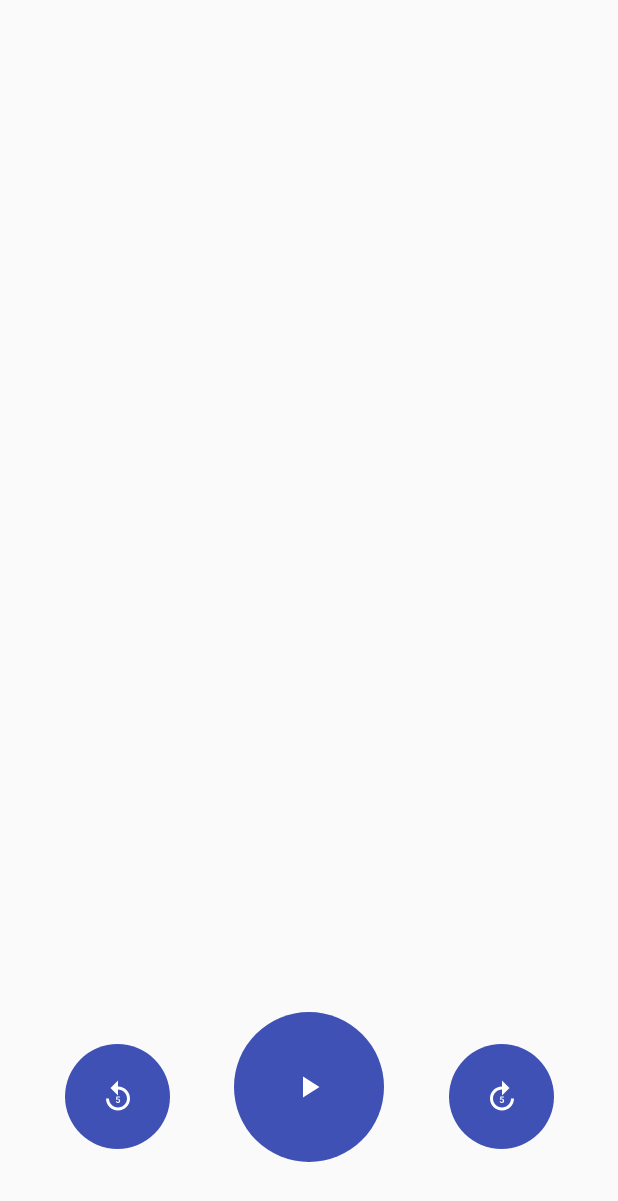
After one commit to Team-RHR/soundscape, an Android app: the layout activity_play.xml on its own in the app's theme, with its tools: preview values and no code run, on a phone screen of 412 x 824 dp. The commit adds this screen. Shown: the top 1201 px of the screen. Run offline under Robolectric (Android 15) with nearby library versions, the phone set to English and light mode, and no system bars.

Commit message:
play_activity for the prototype

```diff
--- a/app/build.gradle
+++ b/app/build.gradle
@@ -24,7 +24,7 @@ android {
 
 dependencies {
     implementation fileTree(dir: 'libs', include: ['*.jar'])
-    implementation"org.jetbrains.kotlin:kotlin-stdlib-jdk7:$kotlin_version"
+    implementation "org.jetbrains.kotlin:kotlin-stdlib-jdk7:$kotlin_version"
     implementation 'com.android.support:appcompat-v7:28.0.0'
     implementation 'com.android.support.constraint:constraint-layout:1.1.3'
     testImplementation 'junit:junit:4.12'
--- a/app/src/main/AndroidManifest.xml
+++ b/app/src/main/AndroidManifest.xml
@@ -16,6 +16,7 @@
                 <category android:name="android.intent.category.LAUNCHER" />
             </intent-filter>
         </activity>
+        <activity android:name=".PlayActivity" />
     </application>
 
 </manifest>
--- /dev/null
+++ b/app/src/main/res/drawable/ic_backward_5.xml
@@ -0,0 +1,5 @@
+<vector android:height="24dp" android:tint="#FFFFFF"
+    android:viewportHeight="24.0" android:viewportWidth="24.0"
+    android:width="24dp" xmlns:android="http://schemas.android.com/apk/res/android">
+    <path android:fillColor="@color/white" android:pathData="M12,5L12,1L7,6l5,5L12,7c3.3,0 6,2.7 6,6s-2.7,6 -6,6 -6,-2.7 -6,-6L4,13c0,4.4 3.6,8 8,8s8,-3.6 8,-8 -3.6,-8 -8,-8zM10.7,13.9l0.2,-2.2h2.4v0.7h-1.7l-0.1,0.9s0.1,0 0.1,-0.1 0.1,0 0.1,-0.1 0.1,0 0.2,0h0.2c0.2,0 0.4,0 0.5,0.1s0.3,0.2 0.4,0.3 0.2,0.3 0.3,0.5 0.1,0.4 0.1,0.6c0,0.2 0,0.4 -0.1,0.5s-0.1,0.3 -0.3,0.5 -0.3,0.2 -0.4,0.3 -0.4,0.1 -0.6,0.1c-0.2,0 -0.4,0 -0.5,-0.1s-0.3,-0.1 -0.5,-0.2 -0.2,-0.2 -0.3,-0.4 -0.1,-0.3 -0.1,-0.5h0.8c0,0.2 0.1,0.3 0.2,0.4s0.2,0.1 0.4,0.1c0.1,0 0.2,0 0.3,-0.1l0.2,-0.2s0.1,-0.2 0.1,-0.3v-0.6l-0.1,-0.2 -0.2,-0.2s-0.2,-0.1 -0.3,-0.1h-0.2s-0.1,0 -0.2,0.1 -0.1,0 -0.1,0.1 -0.1,0.1 -0.1,0.1h-0.7z"/>
+</vector>
--- /dev/null
+++ b/app/src/main/res/drawable/ic_forward_5.xml
@@ -0,0 +1,9 @@
+<vector xmlns:android="http://schemas.android.com/apk/res/android"
+        android:width="24dp"
+        android:height="24dp"
+        android:viewportWidth="24.0"
+        android:viewportHeight="24.0">
+    <path
+        android:fillColor="@color/white"
+        android:pathData="M4,13c0,4.4 3.6,8 8,8s8,-3.6 8,-8h-2c0,3.3 -2.7,6 -6,6s-6,-2.7 -6,-6 2.7,-6 6,-6v4l5,-5 -5,-5v4c-4.4,0 -8,3.6 -8,8zM10.7,13.9l0.2,-2.2h2.4v0.7h-1.7l-0.1,0.9s0.1,0 0.1,-0.1 0.1,0 0.1,-0.1 0.1,0 0.2,0h0.2c0.2,0 0.4,0 0.5,0.1s0.3,0.2 0.4,0.3 0.2,0.3 0.3,0.5 0.1,0.4 0.1,0.6c0,0.2 0,0.4 -0.1,0.5s-0.1,0.3 -0.3,0.5 -0.3,0.2 -0.5,0.3 -0.4,0.1 -0.6,0.1c-0.2,0 -0.4,0 -0.5,-0.1s-0.3,-0.1 -0.5,-0.2 -0.2,-0.2 -0.3,-0.4 -0.1,-0.3 -0.1,-0.5h0.8c0,0.2 0.1,0.3 0.2,0.4s0.2,0.1 0.4,0.1c0.1,0 0.2,0 0.3,-0.1l0.2,-0.2s0.1,-0.2 0.1,-0.3v-0.6l-0.1,-0.2 -0.2,-0.2s-0.2,-0.1 -0.3,-0.1h-0.2s-0.1,0 -0.2,0.1 -0.1,0 -0.1,0.1 -0.1,0.1 -0.1,0.1h-0.6z"/>
+</vector>
--- /dev/null
+++ b/app/src/main/res/drawable/ic_play_arrow.xml
@@ -0,0 +1,9 @@
+<vector xmlns:android="http://schemas.android.com/apk/res/android"
+        android:width="24dp"
+        android:height="24dp"
+        android:viewportWidth="24.0"
+        android:viewportHeight="24.0">
+    <path
+        android:fillColor="@color/white"
+        android:pathData="M8,5v14l11,-7z"/>
+</vector>
--- /dev/null
+++ b/app/src/main/res/drawable/round_button.xml
@@ -0,0 +1,8 @@
+<?xml version="1.0" encoding="utf-8"?>
+<selector xmlns:android="http://schemas.android.com/apk/res/android">
+    <item >
+        <shape android:shape="oval">
+            <size android:width="100dp" android:height="100dp"/>
+        </shape>
+    </item>
+</selector>
--- /dev/null
+++ b/app/src/main/res/drawable/round_button_small.xml
@@ -0,0 +1,8 @@
+<?xml version="1.0" encoding="utf-8"?>
+<selector xmlns:android="http://schemas.android.com/apk/res/android">
+    <item >
+        <shape android:shape="oval">
+            <size android:width="70dp" android:height="70dp"/>
+        </shape>
+    </item>
+</selector>
--- /dev/null
+++ b/app/src/main/res/layout/activity_play.xml
@@ -0,0 +1,61 @@
+<?xml version="1.0" encoding="utf-8"?>
+<android.support.constraint.ConstraintLayout xmlns:android="http://schemas.android.com/apk/res/android"
+    xmlns:app="http://schemas.android.com/apk/res-auto"
+    xmlns:tools="http://schemas.android.com/tools"
+    android:layout_width="match_parent"
+    android:layout_height="match_parent"
+    tools:context=".PlayActivity">
+
+    <ImageButton
+        android:id="@+id/mainButton"
+        android:layout_width="wrap_content"
+        android:layout_height="wrap_content"
+        android:layout_marginBottom="49dp"
+        android:layout_marginEnd="147dp"
+        android:layout_marginStart="147dp"
+        android:backgroundTint="@color/colorPrimary"
+        android:background="@drawable/round_button"
+        android:src="@drawable/ic_play_arrow"
+        app:layout_constraintBottom_toBottomOf="parent"
+        app:layout_constraintEnd_toEndOf="parent"
+        app:layout_constraintStart_toStartOf="parent" />
+
+    <TextView
+        android:id="@+id/audioDurationText"
+        android:layout_width="wrap_content"
+        android:layout_height="wrap_content"
+        android:layout_marginEnd="164dp"
+        android:layout_marginStart="164dp"
+        android:layout_marginTop="104dp"
+        app:layout_constraintEnd_toEndOf="parent"
+        app:layout_constraintStart_toStartOf="parent"
+        app:layout_constraintTop_toTopOf="parent" />
+
+    <ImageButton
+        android:id="@+id/backwardBtn"
+        android:layout_width="wrap_content"
+        android:layout_height="wrap_content"
+        android:layout_marginBottom="58dp"
+        android:layout_marginEnd="32dp"
+        android:layout_marginStart="32dp"
+        android:background="@drawable/round_button_small"
+        android:backgroundTint="@color/colorPrimary"
+        app:layout_constraintBottom_toBottomOf="parent"
+        app:layout_constraintEnd_toStartOf="@+id/mainButton"
+        app:layout_constraintStart_toStartOf="parent"
+        app:srcCompat="@drawable/ic_backward_5" />
+
+    <ImageButton
+        android:id="@+id/forwardBtn"
+        android:layout_width="wrap_content"
+        android:layout_height="wrap_content"
+        android:layout_marginBottom="58dp"
+        android:layout_marginEnd="32dp"
+        android:layout_marginStart="32dp"
+        android:background="@drawable/round_button_small"
+        android:backgroundTint="@color/colorPrimary"
+        app:layout_constraintBottom_toBottomOf="parent"
+        app:layout_constraintEnd_toEndOf="parent"
+        app:layout_constraintStart_toEndOf="@+id/mainButton"
+        app:srcCompat="@drawable/ic_forward_5" />
+</android.support.constraint.ConstraintLayout>
--- a/app/src/main/res/values/colors.xml
+++ b/app/src/main/res/values/colors.xml
@@ -3,4 +3,7 @@
     <color name="colorPrimary">#3F51B5</color>
     <color name="colorPrimaryDark">#303F9F</color>
     <color name="colorAccent">#FF4081</color>
+
+    <color name="white">#FFFF</color>
+    <color name="buttonColor">#0987c1</color>
 </resources>
```
Also changed, not shown: app/src/main/java/com/example/kkgroup/soundscape_v2/MainActivity.kt (+10 -0 lines), app/src/main/java/com/example/kkgroup/soundscape_v2/PlayActivity.kt (added, +115 -0 lines), app/src/main/res/drawable/ic_stop_black.xml (added, +9 -0 lines), 1 other file.
